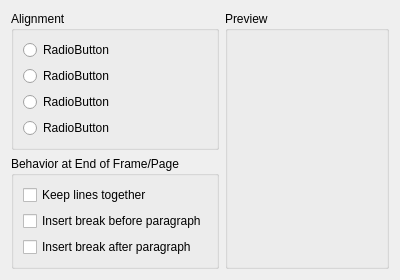
Before: the Qt Designer form shapes/text/dialogs/ParagraphLayout.ui in KDE/calligra, drawn with Qt 5.
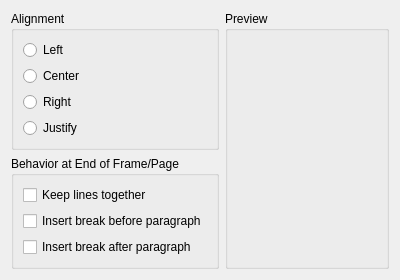
After: the same form once the commit is applied.

Commit message: Fill and show dialog items.

The edit to the form file:
```diff
--- a/shapes/text/dialogs/ParagraphLayout.ui
+++ b/shapes/text/dialogs/ParagraphLayout.ui
@@ -22,28 +22,28 @@
       <item>
        <widget class="QRadioButton" name="radioButton" >
         <property name="text" >
-         <string>RadioButton</string>
+         <string>Left</string>
         </property>
        </widget>
       </item>
       <item>
        <widget class="QRadioButton" name="radioButton_2" >
         <property name="text" >
-         <string>RadioButton</string>
+         <string>Center</string>
         </property>
        </widget>
       </item>
       <item>
        <widget class="QRadioButton" name="radioButton_3" >
         <property name="text" >
-         <string>RadioButton</string>
+         <string>Right</string>
         </property>
        </widget>
       </item>
       <item>
        <widget class="QRadioButton" name="radioButton_4" >
         <property name="text" >
-         <string>RadioButton</string>
+         <string>Justify</string>
         </property>
        </widget>
       </item>
```
Left out of the diff: 16 changed lines with no effect on the pictures. The commit also changes 1 other file.
